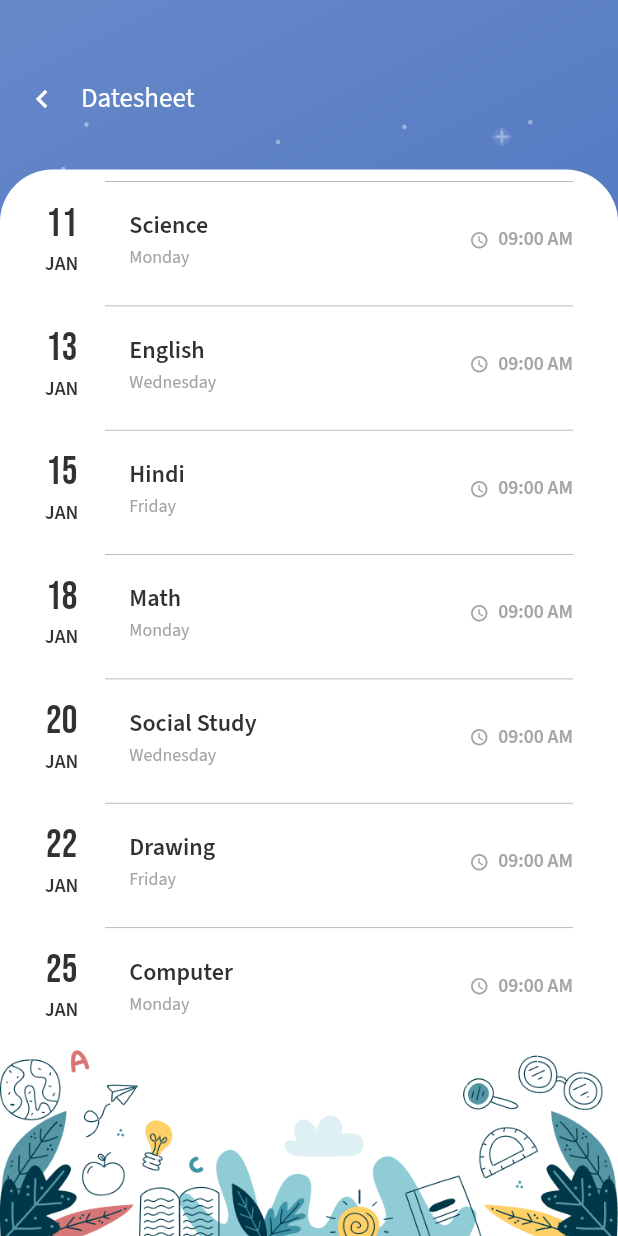
After one commit to Syahro/erp_ui, a Flutter app: the screen it shows after launch, after a tap on "Date Sheet", on a phone screen of 412 x 824 dp. The commit adds this screen. Run offline on Flutter 3.47's test engine with Material 2 defaults, Android fonts, the phone set to English and light mode, and no system bars; our stand-ins replace google_fonts.

Commit message:
done modified dateSheetPage and add some assets or support

```diff
--- /dev/null
+++ b/lib/pages/date_sheet_page.dart
@@ -0,0 +1,174 @@
+import 'package:erp_ui/theme.dart';
+import 'package:erp_ui/widget/dates_list.dart';
+import 'package:flutter/material.dart';
+
+class DateSheetPage extends StatelessWidget {
+  @override
+  Widget build(BuildContext context) {
+    return Scaffold(
+      body: Stack(
+        children: [
+          Container(
+            width: double.infinity,
+            height: double.infinity,
+            decoration: BoxDecoration(
+              gradient: LinearGradient(
+                begin: Alignment.topLeft,
+                end: Alignment.bottomRight,
+                colors: [
+                  lightBlueColor,
+                  darkBlueColor,
+                ],
+              ),
+            ),
+            child: Column(
+              crossAxisAlignment: CrossAxisAlignment.start,
+              children: [
+                Padding(
+                  padding: EdgeInsets.only(
+                    top: 53,
+                    left: 16,
+                  ),
+                  child: Column(
+                    crossAxisAlignment: CrossAxisAlignment.start,
+                    children: [
+                      Row(
+                        children: [
+                          Icon(
+                            Icons.chevron_left,
+                            color: whiteColor,
+                          ),
+                          SizedBox(
+                            width: 14,
+                          ),
+                          Text(
+                            'Datesheet',
+                            style: regularTextStyle.copyWith(
+                              fontSize: 18,
+                              color: whiteColor,
+                            ),
+                          ),
+                        ],
+                      )
+                    ],
+                  ),
+                ),
+                Padding(
+                  padding: EdgeInsets.symmetric(
+                    horizontal: 18,
+                  ),
+                  child: Image.asset(
+                    'assets/star_pattern.png',
+                    width: double.infinity,
+                    height: 62.45,
+                    color: whiteColor.withOpacity(0.4),
+                  ),
+                ),
+              ],
+            ),
+          ),
+          Padding(
+            padding: EdgeInsets.only(
+              top: 113,
+            ),
+            child: Container(
+                width: double.infinity,
+                decoration: BoxDecoration(
+                  color: whiteColor,
+                  borderRadius: BorderRadius.vertical(
+                    top: Radius.circular(35),
+                  ),
+                ),
+                child: Column(
+                  children: [
+                    Expanded(
+                      flex: 8,
+                      child: Padding(
+                        padding: EdgeInsets.only(
+                          left: defaultMargin,
+                          right: defaultMargin,
+                        ),
+                        child: ListView(
+                          children: [
+                            DatesList(
+                              dateOn: 11,
+                              monthName: 'JAN',
+                              title: 'Science',
+                              dayName: 'Monday',
+                              timeStamp: '09:00 AM',
+                            ),
+                            DatesList(
+                              dateOn: 13,
+                              monthName: 'JAN',
+                              title: 'English',
+                              dayName: 'Wednesday',
+                              timeStamp: '09:00 AM',
+                            ),
+                            DatesList(
+                              dateOn: 15,
+                              monthName: 'JAN',
+                              title: 'Hindi',
+                              dayName: 'Friday',
+                              timeStamp: '09:00 AM',
+                            ),
+                            DatesList(
+                              dateOn: 18,
+                              monthName: 'JAN',
+                              title: 'Math',
+                              dayName: 'Monday',
+                              timeStamp: '09:00 AM',
+                            ),
+                            DatesList(
+                              dateOn: 20,
+                              monthName: 'JAN',
+                              title: 'Social Study',
+                              dayName: 'Wednesday',
+                              timeStamp: '09:00 AM',
+                            ),
+                            DatesList(
+                              dateOn: 22,
+                              monthName: 'JAN',
+                              title: 'Drawing',
+                              dayName: 'Friday',
+                              timeStamp: '09:00 AM',
+                            ),
+                            DatesList(
+                              dateOn: 25,
+                              monthName: 'JAN',
+                              title: 'Computer',
+                              dayName: 'Monday',
+                              timeStamp: '09:00 AM',
+                            ),
+                            SizedBox(
+                              height: 0,
+                            ),
+                            Padding(
+                              padding: EdgeInsets.only(left: 40),
+                              child: Divider(
+                                color: lightBlackColor.withOpacity(0.5),
+                              ),
+                            ),
+                            SizedBox(
+                              height: 20,
+                            ),
+                          ],
+                        ),
+                      ),
+                    ),
+                    Expanded(
+                      flex: 2,
+                      child: Image.asset(
+                        'assets/vector.png',
+                        width: double.infinity,
+                        height: 131.84,
+                        fit: BoxFit.cover,
+                      ),
+                    ),
+                  ],
+                )),
+          ),
+        ],
+      ),
+    );
+  }
+}
--- a/lib/pages/home_page.dart
+++ b/lib/pages/home_page.dart
@@ -1,5 +1,6 @@
 import 'package:erp_ui/pages/ask_doubt_page.dart';
 import 'package:erp_ui/pages/change_password_page.dart';
+import 'package:erp_ui/pages/date_sheet_page.dart';
 import 'package:erp_ui/theme.dart';
 import 'package:erp_ui/widget/card_menu.dart';
 import 'package:erp_ui/widget/card_menu_top.dart';
@@ -255,9 +256,21 @@ class HomePage extends StatelessWidget {
                                   imageUrl: 'assets/ic_results.png',
                                   title: 'Result',
                                 ),
-                                CardMenu(
-                                  imageUrl: 'assets/ic_date_sheet.png',
-                                  title: 'Date Sheet',
+                                InkWell(
+                                  onTap: () {
+                                    Navigator.push(
+                                      context,
+                                      MaterialPageRoute(
+                                        builder: (context) {
+                                          return DateSheetPage();
+                                        },
+                                      ),
+                                    );
+                                  },
+                                  child: CardMenu(
+                                    imageUrl: 'assets/ic_date_sheet.png',
+                                    title: 'Date Sheet',
+                                  ),
                                 ),
                                 InkWell(
                                   onTap: () {
--- /dev/null
+++ b/lib/widget/dates_list.dart
@@ -0,0 +1,106 @@
+import 'package:flutter/material.dart';
+
+import '../theme.dart';
+
+class DatesList extends StatelessWidget {
+  final int dateOn;
+  final String monthName;
+  final String title;
+  final String dayName;
+  final String timeStamp;
+
+  DatesList({
+    this.dateOn,
+    this.monthName,
+    this.title,
+    this.dayName,
+    this.timeStamp,
+  });
+  @override
+  Widget build(BuildContext context) {
+    return Column(
+      children: [
+        Padding(
+          padding: EdgeInsets.only(left: 40),
+          child: Divider(
+            color: lightBlackColor.withOpacity(0.5),
+          ),
+        ),
+        SizedBox(
+          height: 5.1,
+        ),
+        Row(
+          children: [
+            Column(
+              mainAxisAlignment: MainAxisAlignment.center,
+              crossAxisAlignment: CrossAxisAlignment.center,
+              children: [
+                Text(
+                  '$dateOn',
+                  style: regularBebasTextStyle.copyWith(
+                    fontSize: 26,
+                    color: blackColor,
+                  ),
+                ),
+                SizedBox(
+                  height: 2,
+                ),
+                Text(
+                  monthName,
+                  style: semiBoldTextStyle.copyWith(
+                    fontSize: 13,
+                    color: blackColor,
+                  ),
+                ),
+              ],
+            ),
+            SizedBox(
+              width: 34,
+            ),
+            Column(
+              crossAxisAlignment: CrossAxisAlignment.start,
+              children: [
+                Text(
+                  title,
+                  style: semiBoldTextStyle.copyWith(
+                    fontSize: 16,
+                    color: blackColor,
+                  ),
+                ),
+                SizedBox(
+                  height: 1,
+                ),
+                Text(
+                  dayName,
+                  style: regularTextStyle.copyWith(
+                    fontSize: 12,
+                    color: lightGreyColor,
+                  ),
+                ),
+              ],
+            ),
+            Spacer(),
+            Icon(
+              Icons.schedule,
+              color: lightGreyColor,
+              size: 13,
+            ),
+            SizedBox(
+              width: 6.2,
+            ),
+            Text(
+              timeStamp,
+              style: semiBoldTextStyle.copyWith(
+                fontSize: 13,
+                color: lightGreyColor,
+              ),
+            ),
+          ],
+        ),
+        SizedBox(
+          height: 9.8,
+        ),
+      ],
+    );
+  }
+}
```
